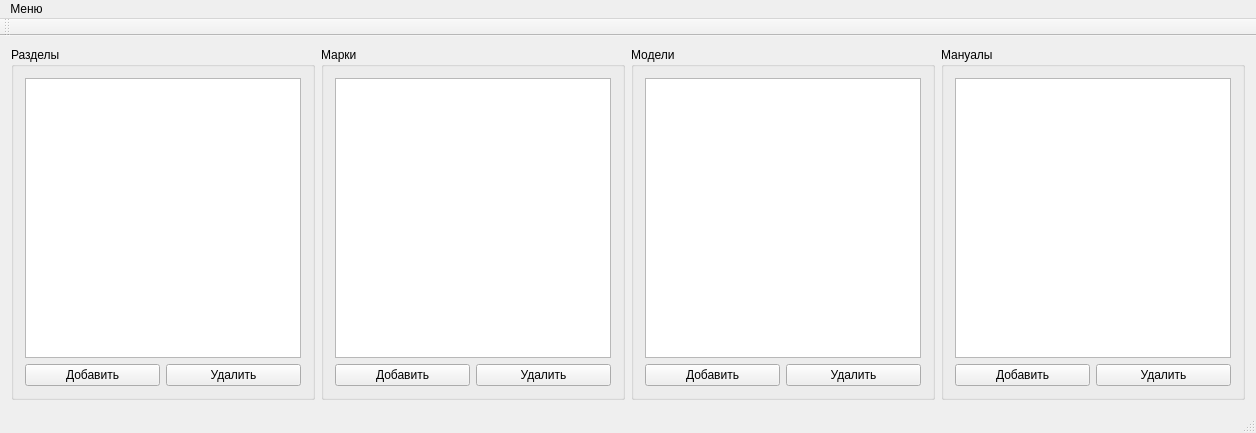
Before: the Qt Designer form mainwindow.ui in balamyt92/ManualBase, drawn with Qt 5.
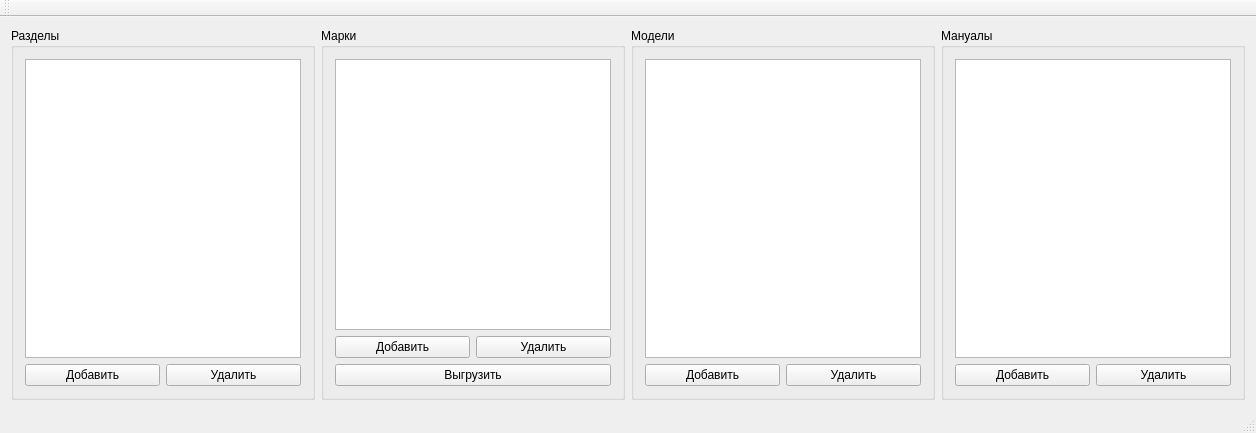
After: the same form once the commit is applied.

Commit message: Изменены шаблоны и добавлена генерация первичного меню

```diff
--- a/mainwindow.ui
+++ b/mainwindow.ui
@@ -64,6 +64,13 @@
          </property>
         </widget>
        </item>
+       <item row="2" column="0" colspan="2">
+        <widget class="QPushButton" name="pushButton">
+         <property name="text">
+          <string>Выгрузить</string>
+         </property>
+        </widget>
+       </item>
       </layout>
      </widget>
     </item>
@@ -143,15 +150,6 @@
      <height>21</height>
     </rect>
    </property>
-   <widget class="QMenu" name="menu">
-    <property name="title">
-     <string>Меню</string>
-    </property>
-    <addaction name="action_Settings"/>
-    <addaction name="action_Template"/>
-    <addaction name="action_Make"/>
-   </widget>
-   <addaction name="menu"/>
   </widget>
   <widget class="QToolBar" name="mainToolBar">
    <attribute name="toolBarArea">
```
Left out of the diff: 6 changed lines with no effect on the pictures. The commit also changes 7 other files.
